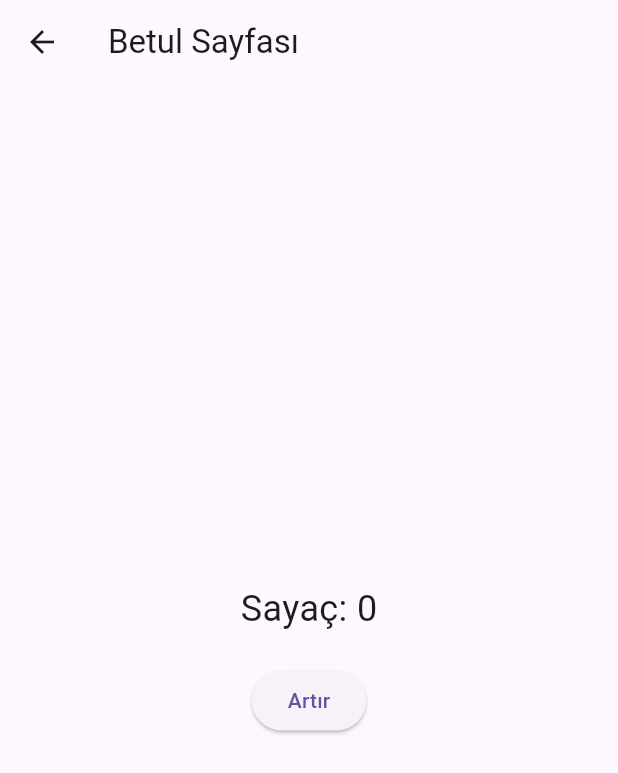
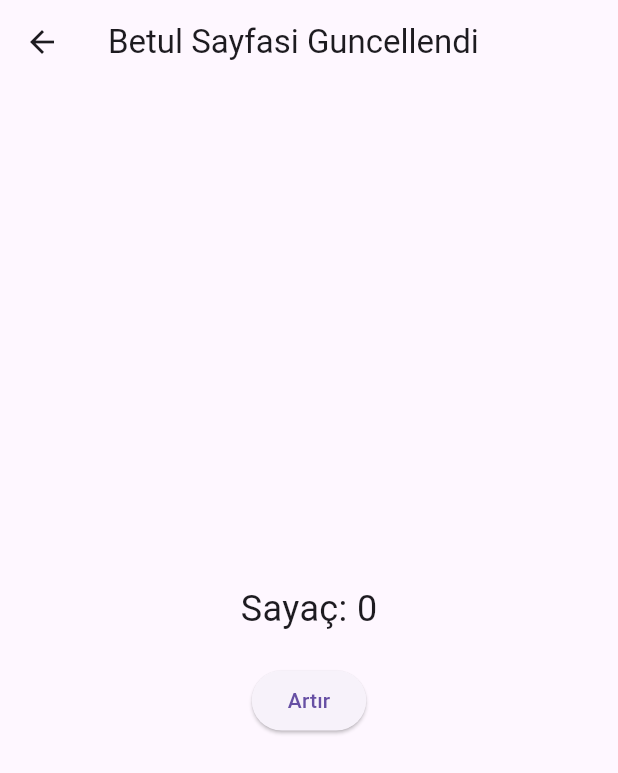
Before and after one commit to eleaf34/fluttergitapp, a Flutter app: the Betul screen opened directly, on a phone screen of 412 x 824 dp. Shown: the top 773 px of the screen. Run offline on Flutter 3.47's test engine with Material 3 defaults, Android fonts, the light colour scheme and no system bars.

Commit message:
betul's first commit

```diff
--- a/lib/betul/betul.dart
+++ b/lib/betul/betul.dart
@@ -19,17 +19,14 @@ class _BetulState extends State<Betul> {
   @override
   Widget build(BuildContext context) {
     return Scaffold(
-      appBar: AppBar(title: Text('Betul Sayfası')),
+      appBar: AppBar(title: Text('Betul Sayfasi Guncellendi')),
       body: Center(
         child: Column(
           mainAxisAlignment: MainAxisAlignment.center,
           children: [
             Text('Sayaç: $sayac', style: TextStyle(fontSize: 24)),
             SizedBox(height: 20),
-            ElevatedButton(
-              onPressed: arttir,
-              child: Text('Artır'),
-            ),
+            ElevatedButton(onPressed: arttir, child: Text('Artır')),
           ],
         ),
       ),
```
